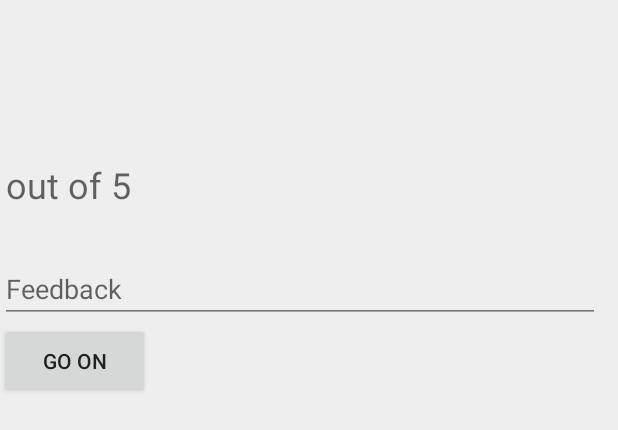
After one commit to tejas4888/Matrix2k17, an Android app: the layout activity_feedback.xml on its own in the app's theme, with its tools: preview values and no code run, on a phone screen of 412 x 824 dp. The commit adds this screen. Shown: the top 430 px of the screen. Run offline under Robolectric (Android 15) with nearby library versions, the phone set to English and light mode, and no system bars.

Commit message:
Added feedback and registration meacanism

```diff
--- a/app/build.gradle
+++ b/app/build.gradle
@@ -49,4 +49,6 @@ dependencies {
 
 
 
+
+
 apply plugin: 'com.google.gms.google-services'
--- /dev/null
+++ b/app/src/main/res/layout/activity_feedback.xml
@@ -0,0 +1,34 @@
+<?xml version="1.0" encoding="utf-8"?>
+<LinearLayout xmlns:android="http://schemas.android.com/apk/res/android"
+    xmlns:app="http://schemas.android.com/apk/res-auto"
+    xmlns:tools="http://schemas.android.com/tools"
+    android:layout_width="match_parent"
+    android:layout_height="match_parent"
+    tools:context="spit.matrix2017.Activities.GiveFeedback"
+    android:orientation="vertical">
+
+    <EditText
+        android:layout_width="200dp"
+        android:layout_height="50dp"
+        android:id="@+id/rating"
+        android:hint="out of 5"
+        android:textSize="24sp"
+        android:inputType="number"
+        android:layout_marginTop="100dp" />
+
+    <EditText
+        android:layout_width="400dp"
+        android:layout_height="wrap_content"
+        android:hint="Feedback"
+        android:layout_marginTop="20dp"
+        android:id="@+id/feedback"/>
+
+    <Button
+        android:layout_width="100dp"
+        android:layout_height="50dp"
+        android:text="Go On"
+        android:layout_gravity="bottom"
+        android:layout_marginBottom="20dp"
+        android:id="@+id/rateConfirm"/>
+
+</LinearLayout>
```
Also changed, not shown: app/src/main/AndroidManifest.xml (+9 -2 lines), app/src/main/java/spit/matrix2017/Activities/EventDetails.java (+9 -4 lines), app/src/main/java/spit/matrix2017/Activities/GiveFeedback.java (added, +93 -0 lines), app/src/main/java/spit/matrix2017/Activities/LoginPage.java (+5 -2 lines), app/src/main/java/spit/matrix2017/Activities/MainActivity.java (+5 -2 lines), app/src/main/java/spit/matrix2017/Activities/RegConfirm.java (added, +88 -0 lines), app/src/main/java/spit/matrix2017/HelperClasses/Feedback.java (+7 -7 lines), app/src/main/java/spit/matrix2017/HelperClasses/Registration.java (added, +27 -0 lines), app/src/main/res/layout/activity_reg_confirm.xml (added, +20 -0 lines).
